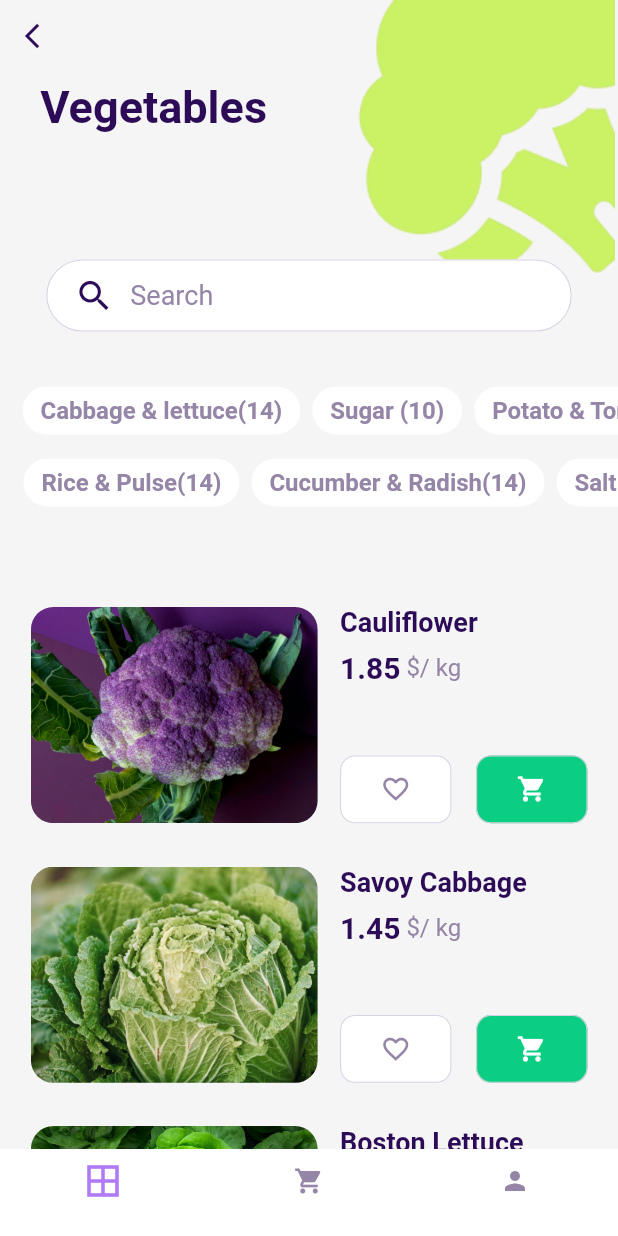
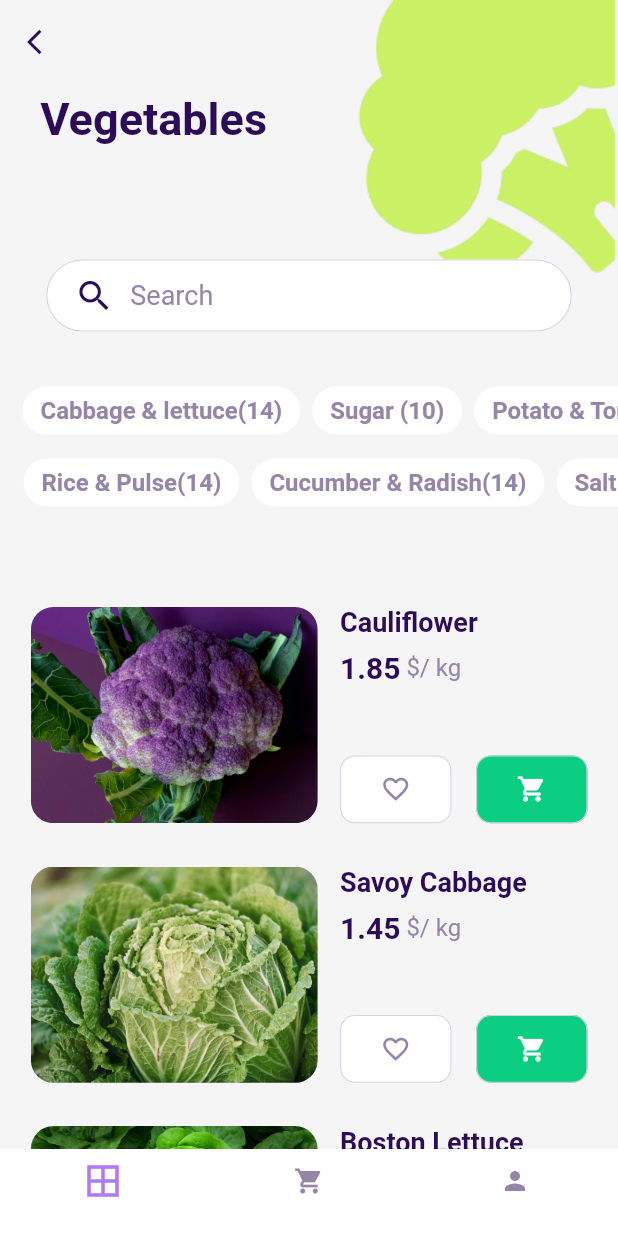
Before and after one commit to Samyak2020/naxa_task_one, a Flutter app: the screen it shows after launch, on a phone screen of 412 x 824 dp. Run offline on Flutter 3.47's test engine with Material 2 defaults, Android fonts, the phone set to English and light mode, and no system bars.

Commit message:
Naxa Internship Task-1

```diff
--- a/lib/home_screen.dart
+++ b/lib/home_screen.dart
@@ -1,5 +1,6 @@
 import 'package:flutter/material.dart';
 import 'package:naxa_task_one/list_of_items.dart';
+import 'package:naxa_task_one/utilities/constants.dart';
 import 'package:naxa_task_one/widgets/app_bar.dart';
 import 'package:naxa_task_one/widgets/bottom_nav_bar.dart';
 import 'package:naxa_task_one/widgets/chips_row.dart';
@@ -14,9 +15,19 @@ class _HomeScreenState extends State<HomeScreen> {
   Widget build(BuildContext context) {
     var theme = Theme.of(context);
     return Scaffold(
+      extendBodyBehindAppBar: true,
       backgroundColor: theme.backgroundColor,
       resizeToAvoidBottomPadding: false,
       resizeToAvoidBottomInset: false,
+      appBar: AppBar(
+        elevation: 0.0,
+        leading: Icon(
+          Icons.arrow_back_ios,
+          color: kHeadlineColors,
+          size: 20.0,
+        ),
+        backgroundColor: Colors.transparent,
+      ),
       bottomNavigationBar: BtmNavBar(),
       body: Column(
         children: <Widget>[
--- a/lib/widgets/app_bar.dart
+++ b/lib/widgets/app_bar.dart
@@ -19,15 +19,15 @@ class AppBarWidget extends StatelessWidget {
             child: Column(
               crossAxisAlignment: CrossAxisAlignment.start,
               children: <Widget>[
-                IconButton(
-                  onPressed: () {},
-                  iconSize: 20.0,
-                  padding: EdgeInsets.only(right: mediaQuerySize.width * 0.1),
-                  icon: Icon(
-                    Icons.arrow_back_ios,
-                    color: kHeadlineColors,
-                  ),
-                ),
+                //IconButton(
+                //  onPressed: () {},
+                //  iconSize: 20.0,
+                //  padding: EdgeInsets.only(right: mediaQuerySize.width * 0.1),
+                //  icon: Icon(
+                //    Icons.arrow_back_ios,
+                //    color: kHeadlineColors,
+                //  ),
+                //),
                 // ),
                 SizedBox(height: mediaQuerySize.height * 0.007),
                 Padding(
```
Also changed, not shown: 1 other file.
